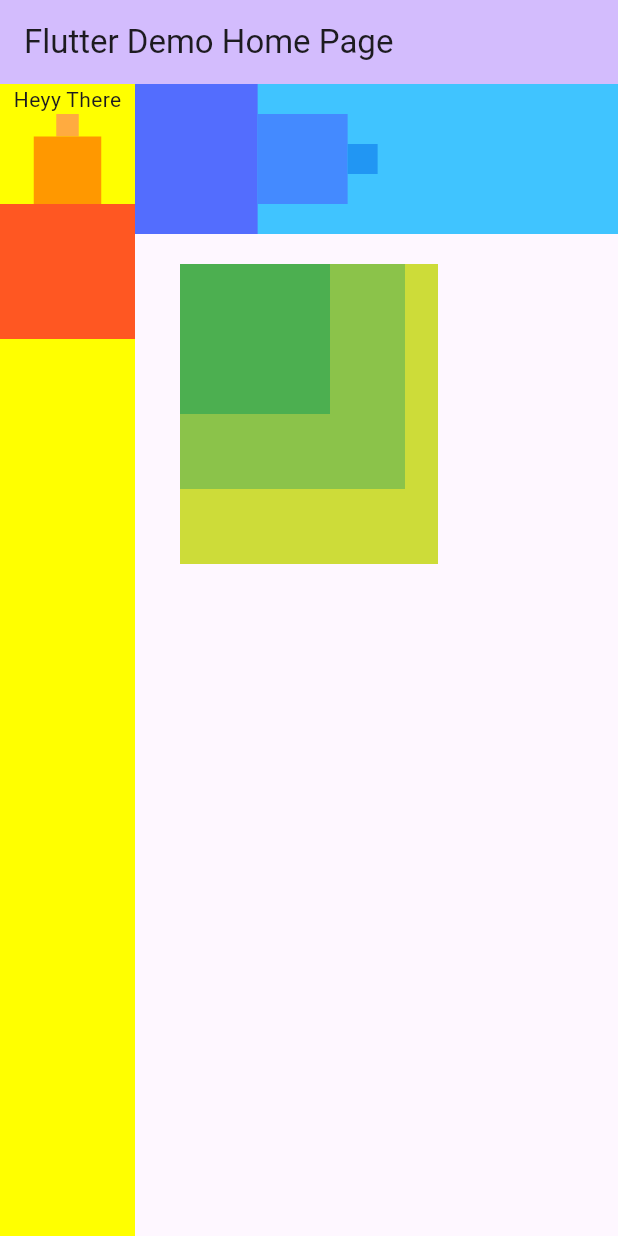
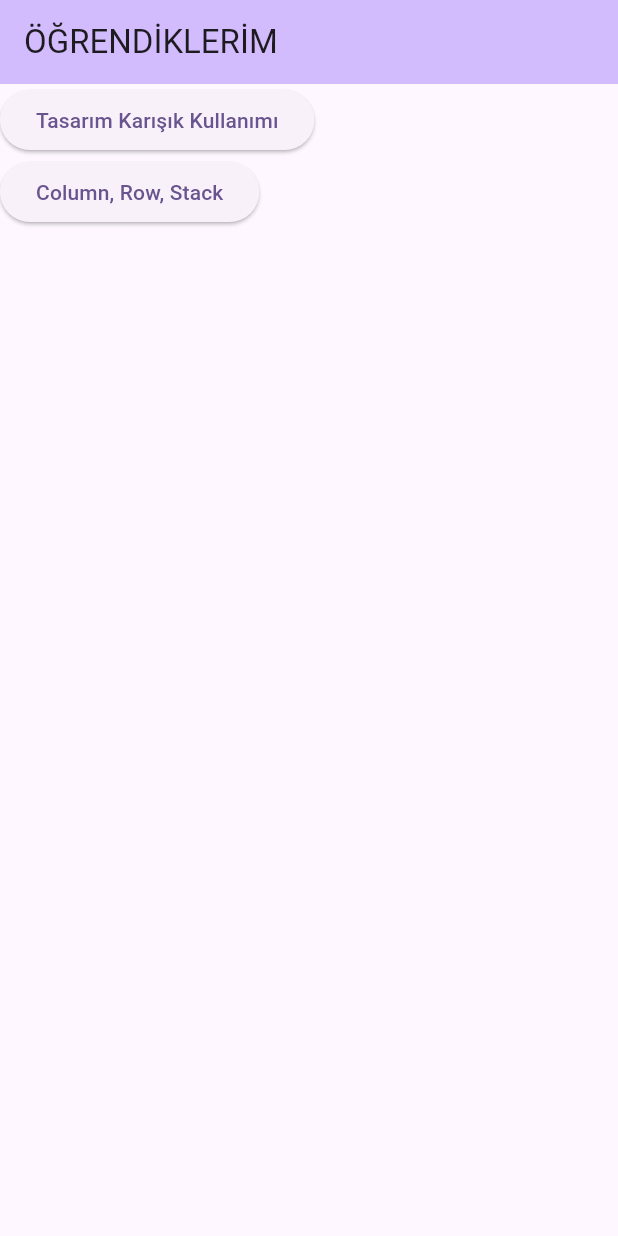
Before and after one commit to semragenc/Ogrendiklerim, a Flutter app: the screen it shows after launch, on a phone screen of 412 x 824 dp. Run offline on Flutter 3.47's test engine with Material 2 defaults, Android fonts, the light colour scheme and no system bars.

Commit message:
Tasarım Karışık Kullanımı

```diff
--- a/lib/main.dart
+++ b/lib/main.dart
@@ -1,4 +1,6 @@
 import 'package:flutter/material.dart';
+import 'tasarim_karisik.dart';
+import 'column_row_stack.dart';
 
 void main() {
   runApp(const MyApp());
@@ -16,7 +18,7 @@ class MyApp extends StatelessWidget {
         colorScheme: ColorScheme.fromSeed(seedColor: Colors.deepPurple),
         useMaterial3: true,
       ),
-      home: const MyHomePage(title: 'Flutter Demo Home Page'),
+      home: const MyHomePage(title: 'ÖĞRENDİKLERİM'),
     );
   }
 }
@@ -36,71 +38,28 @@ class _MyHomePageState extends State<MyHomePage> {
         backgroundColor: Theme.of(context).colorScheme.inversePrimary,
         title: Text(widget.title),
       ),
-      body: Stack(
-        children: [
-          denemebir(),
-          denemeiki(),
-          Padding(
-              padding: EdgeInsets.all(120.0),
-            child: denemeuc(),
-          ),
-        ],
+      body: Center(
+        child: Column(
+          children: [
+            Row(
+              children: [
+                ElevatedButton(onPressed: () { Navigator.push(
+                    context, MaterialPageRoute(builder :  (context) => const Karisik_Kullanimlar()));},
+                    child: Text("Tasarım Karışık Kullanımı"),
+                )
+              ],
+            ),
+            Row(
+              children: [
+                ElevatedButton(onPressed: () { Navigator.push(
+                    context, MaterialPageRoute(builder :  (context) => const Tasarim_Temelleri()));},
+                  child: Text("Column, Row, Stack"),
+                )
+              ],
+            ),
+          ],
+        ),
       ),
     );
   }
 }
-
-//Row Kullanımı
-class denemebir extends StatelessWidget {
-  const denemebir({super.key});
-  @override
-  Widget build(BuildContext context) {
-    return Container(
-      color: Colors.lightBlueAccent,
-      child: Row(
-        children: [
-          Text("Heyy There", ),
-          Container(width:  100, height:  100,  color: Colors.indigoAccent,),
-          Container(width:  60, height:  60,  color: Colors.blueAccent,),
-          Container(width:  20, height:  20,  color: Colors.blue,),
-        ],
-      ),
-    );
-  }
-}
-//Column Kullanımı
-class denemeiki extends StatelessWidget {
-  const denemeiki({super.key});
-  @override
-  Widget build(BuildContext context) {
-    return Container(
-      color: Colors.yellowAccent,
-      child: Column(
-        children: [
-          Text("Heyy There"),
-          Container(width:  15, height:  15,  color: Colors.orangeAccent,),
-          Container(width:  45, height:  45,  color: Colors.orange),
-          Container(width:  90, height:  90,  color: Colors.deepOrange,),
-        ],
-      ),
-    );
-  }
-}
-//Stack Kullanımı
-class denemeuc extends StatelessWidget {
-  const denemeuc({super.key});
-  @override
-  Widget build(BuildContext context) {
-    return Container(
-      color: Colors.lightGreenAccent,
-      child: Stack(
-        children: [
-          Text("Heyy There"),
-          Container(width:  200, height:  200,  color: Colors.lime,),
-          Container(width:  150, height:  150,  color: Colors.lightGreen),
-          Container(width:  100, height:  100,  color: Colors.green,),
-        ],
-      ),
-    );
-  }
-}
```
Also changed, not shown: lib/column_row_stack.dart (added, +85 -0 lines), lib/tasarim_karisik.dart (added, +34 -0 lines).
